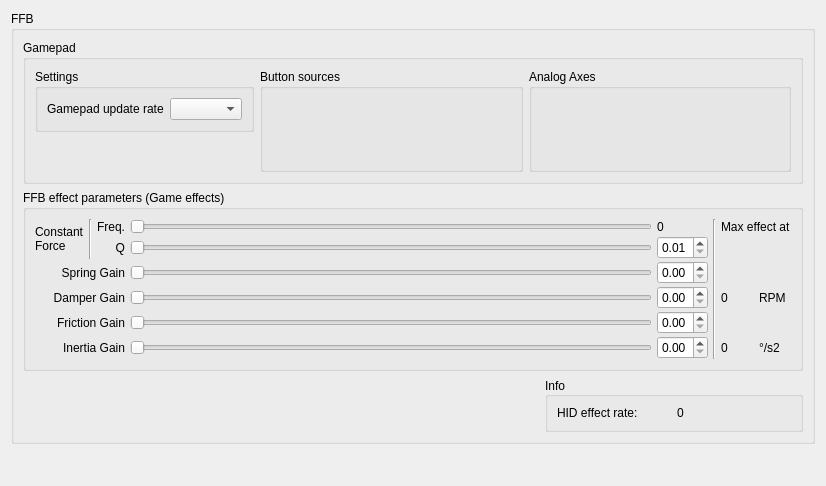
The window that res/ffbclass.ui (Ultrawipf/OpenFFBoard-configurator) describes before a commit, drawn with Qt 5.
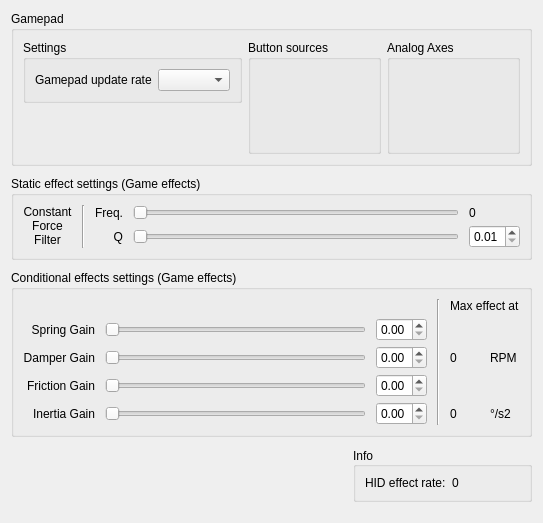
The same window after the commit.

Commit message: UI tuning : reduce heigh and regroup items.

Patch:
```diff
--- a/res/ffbclass.ui
+++ b/res/ffbclass.ui
@@ -6,21 +6,339 @@
    <rect>
     <x>0</x>
     <y>0</y>
-    <width>826</width>
-    <height>486</height>
+    <width>543</width>
+    <height>523</height>
    </rect>
   </property>
   <property name="windowTitle">
    <string>Form</string>
   </property>
-  <layout class="QVBoxLayout" name="verticalLayout">
+  <layout class="QGridLayout" name="gridLayout_4">
+   <property name="verticalSpacing">
+    <number>10</number>
+   </property>
+   <item row="4" column="1">
+    <widget class="QGroupBox" name="groupBox_4">
+     <property name="sizePolicy">
+      <sizepolicy hsizetype="Minimum" vsizetype="Preferred">
+       <horstretch>0</horstretch>
+       <verstretch>0</verstretch>
+      </sizepolicy>
+     </property>
+     <property name="title">
+      <string>Info</string>
+     </property>
+     <property name="alignment">
+      <set>Qt::AlignLeading|Qt::AlignLeft|Qt::AlignVCenter</set>
+     </property>
+     <layout class="QHBoxLayout" name="horizontalLayout_3">
    <item>
-    <widget class="QGroupBox" name="groupBox">
+       <widget class="QLabel" name="label_4">
+        <property name="toolTip">
+         <string>&lt;html&gt;&lt;head/&gt;&lt;body&gt;&lt;p&gt;Displays the rate at which hid reports are sent TO the device (How fast the game updates effects)&lt;/p&gt;&lt;/body&gt;&lt;/html&gt;</string>
+        </property>
+        <property name="text">
+         <string>HID effect rate:</string>
+        </property>
+        <property name="alignment">
+         <set>Qt::AlignLeading|Qt::AlignLeft|Qt::AlignVCenter</set>
+        </property>
+       </widget>
+      </item>
+      <item>
+       <widget class="QLabel" name="label_HIDrate">
+        <property name="text">
+         <string>0</string>
+        </property>
+       </widget>
+      </item>
+     </layout>
+    </widget>
+   </item>
+   <item row="2" column="0" colspan="2">
+    <widget class="QGroupBox" name="groupBox_2">
      <property name="title">
-      <string>FFB</string>
+      <string>Conditional effects settings (Game effects)</string>
      </property>
      <layout class="QGridLayout" name="gridLayout_2">
-      <item row="0" column="0" colspan="3">
+      <property name="horizontalSpacing">
+       <number>10</number>
+      </property>
+      <property name="verticalSpacing">
+       <number>5</number>
+      </property>
+      <item row="4" column="4">
+       <widget class="QLabel" name="label_accel">
+        <property name="text">
+         <string>0</string>
+        </property>
+       </widget>
+      </item>
+      <item row="4" column="0">
+       <widget class="QLabel" name="label_7">
+        <property name="toolTip">
+         <string>&lt;html&gt;&lt;head/&gt;&lt;body&gt;&lt;p&gt;Intensity of friction effects&lt;/p&gt;&lt;/body&gt;&lt;/html&gt;</string>
+        </property>
+        <property name="frameShape">
+         <enum>QFrame::NoFrame</enum>
+        </property>
+        <property name="frameShadow">
+         <enum>QFrame::Raised</enum>
+        </property>
+        <property name="text">
+         <string>Inertia Gain</string>
+        </property>
+        <property name="alignment">
+         <set>Qt::AlignRight|Qt::AlignTrailing|Qt::AlignVCenter</set>
+        </property>
+       </widget>
+      </item>
+      <item row="4" column="5">
+       <widget class="QLabel" name="label_6">
+        <property name="text">
+         <string>°/s2</string>
+        </property>
+       </widget>
+      </item>
+      <item row="2" column="5">
+       <widget class="QLabel" name="label_3">
+        <property name="text">
+         <string>RPM</string>
+        </property>
+       </widget>
+      </item>
+      <item row="2" column="1">
+       <widget class="QSlider" name="horizontalSlider_damper">
+        <property name="toolTip">
+         <string>&lt;html&gt;&lt;head/&gt;&lt;body&gt;&lt;p&gt;Centering force when FFB is inactive&lt;/p&gt;&lt;/body&gt;&lt;/html&gt;</string>
+        </property>
+        <property name="maximum">
+         <number>255</number>
+        </property>
+        <property name="pageStep">
+         <number>4</number>
+        </property>
+        <property name="value">
+         <number>0</number>
+        </property>
+        <property name="sliderPosition">
+         <number>0</number>
+        </property>
+        <property name="orientation">
+         <enum>Qt::Horizontal</enum>
+        </property>
+       </widget>
+      </item>
+      <item row="1" column="2">
+       <widget class="QDoubleSpinBox" name="doubleSpinBox_spring">
+        <property name="decimals">
+         <number>2</number>
+        </property>
+        <property name="maximum">
+         <double>4.000000000000000</double>
+        </property>
+        <property name="singleStep">
+         <double>0.010000000000000</double>
+        </property>
+       </widget>
+      </item>
+      <item row="4" column="2">
+       <widget class="QDoubleSpinBox" name="doubleSpinBox_inertia">
+        <property name="maximum">
+         <double>2.000000000000000</double>
+        </property>
+        <property name="singleStep">
+         <double>0.010000000000000</double>
+        </property>
+       </widget>
+      </item>
+      <item row="4" column="1">
+       <widget class="QSlider" name="horizontalSlider_inertia">
+        <property name="toolTip">
+         <string>&lt;html&gt;&lt;head/&gt;&lt;body&gt;&lt;p&gt;Intensity of friction effects&lt;/p&gt;&lt;/body&gt;&lt;/html&gt;</string>
+        </property>
+        <property name="maximum">
+         <number>255</number>
+        </property>
+        <property name="pageStep">
+         <number>4</number>
+        </property>
+        <property name="value">
+         <number>0</number>
+        </property>
+        <property name="sliderPosition">
+         <number>0</number>
+        </property>
+        <property name="orientation">
+         <enum>Qt::Horizontal</enum>
+        </property>
+       </widget>
+      </item>
+      <item row="0" column="3" rowspan="5">
+       <widget class="Line" name="line_2">
+        <property name="orientation">
+         <enum>Qt::Vertical</enum>
+        </property>
+       </widget>
+      </item>
+      <item row="2" column="4">
+       <widget class="QLabel" name="label_rpm">
+        <property name="text">
+         <string>0</string>
+        </property>
+       </widget>
+      </item>
+      <item row="3" column="1">
+       <widget class="QSlider" name="horizontalSlider_friction">
+        <property name="toolTip">
+         <string>&lt;html&gt;&lt;head/&gt;&lt;body&gt;&lt;p&gt;Constant force effect filter&lt;/p&gt;&lt;/body&gt;&lt;/html&gt;</string>
+        </property>
+        <property name="minimum">
+         <number>0</number>
+        </property>
+        <property name="maximum">
+         <number>255</number>
+        </property>
+        <property name="pageStep">
+         <number>4</number>
+        </property>
+        <property name="value">
+         <number>0</number>
+        </property>
+        <property name="sliderPosition">
+         <number>0</number>
+        </property>
+        <property name="orientation">
+         <enum>Qt::Horizontal</enum>
+        </property>
+       </widget>
+      </item>
+      <item row="3" column="2">
+       <widget class="QDoubleSpinBox" name="doubleSpinBox_friction">
+        <property name="maximum">
+         <double>2.000000000000000</double>
+        </property>
+        <property name="singleStep">
+         <double>0.010000000000000</double>
+        </property>
+       </widget>
+      </item>
+      <item row="2" column="2">
+       <widget class="QDoubleSpinBox" name="doubleSpinBox_damper">
+        <property name="maximum">
+         <double>2.000000000000000</double>
+        </property>
+        <property name="singleStep">
+         <double>0.010000000000000</double>
+        </property>
+       </widget>
+      </item>
+      <item row="1" column="1">
+       <widget class="QSlider" name="horizontalSlider_spring">
+        <property name="toolTip">
+         <string>&lt;html&gt;&lt;head/&gt;&lt;body&gt;&lt;p&gt;Intensity of friction effects&lt;/p&gt;&lt;/body&gt;&lt;/html&gt;</string>
+        </property>
+        <property name="maximum">
+         <number>255</number>
+        </property>
+        <property name="pageStep">
+         <number>4</number>
+        </property>
+        <property name="value">
+         <number>0</number>
+        </property>
+        <property name="sliderPosition">
+         <number>0</number>
+        </property>
+        <property name="orientation">
+         <enum>Qt::Horizontal</enum>
+        </property>
+       </widget>
+      </item>
+      <item row="1" column="0">
+       <widget class="QLabel" name="label_9">
+        <property name="toolTip">
+         <string>&lt;html&gt;&lt;head/&gt;&lt;body&gt;&lt;p&gt;Intensity of friction effects&lt;/p&gt;&lt;/body&gt;&lt;/html&gt;</string>
+        </property>
+        <property name="frameShape">
+         <enum>QFrame::NoFrame</enum>
+        </property>
+        <property name="frameShadow">
+         <enum>QFrame::Raised</enum>
+        </property>
+        <property name="text">
+         <string>Spring Gain</string>
+        </property>
+        <property name="alignment">
+         <set>Qt::AlignRight|Qt::AlignTrailing|Qt::AlignVCenter</set>
+        </property>
+       </widget>
+      </item>
+      <item row="0" column="4" colspan="2">
+       <widget class="QLabel" name="label_8">
+        <property name="text">
+         <string>Max effect at</string>
+        </property>
+       </widget>
+      </item>
+      <item row="3" column="0">
+       <widget class="QLabel" name="label_12">
+        <property name="toolTip">
+         <string>&lt;html&gt;&lt;head/&gt;&lt;body&gt;&lt;p&gt;Constant force effect filter&lt;/p&gt;&lt;/body&gt;&lt;/html&gt;</string>
+        </property>
+        <property name="frameShape">
+         <enum>QFrame::NoFrame</enum>
+        </property>
+        <property name="frameShadow">
+         <enum>QFrame::Raised</enum>
+        </property>
+        <property name="text">
+         <string>Friction Gain</string>
+        </property>
+        <property name="alignment">
+         <set>Qt::AlignRight|Qt::AlignTrailing|Qt::AlignVCenter</set>
+        </property>
+       </widget>
+      </item>
+      <item row="2" column="0">
+       <widget class="QLabel" name="label_10">
+        <property name="toolTip">
+         <string>&lt;html&gt;&lt;head/&gt;&lt;body&gt;&lt;p&gt;Centering force when FFB is inactive&lt;/p&gt;&lt;/body&gt;&lt;/html&gt;</string>
+        </property>
+        <property name="frameShape">
+         <enum>QFrame::NoFrame</enum>
+        </property>
+        <property name="frameShadow">
+         <enum>QFrame::Raised</enum>
+        </property>
+        <property name="text">
+         <string>Damper Gain</string>
+        </property>
+        <property name="alignment">
+         <set>Qt::AlignRight|Qt::AlignTrailing|Qt::AlignVCenter</set>
+        </property>
+       </widget>
+      </item>
+     </layout>
+    </widget>
+   </item>
+   <item row="5" column="0" colspan="2">
+    <spacer name="verticalSpacer">
+     <property name="orientation">
+      <enum>Qt::Vertical</enum>
+     </property>
+     <property name="sizeType">
+      <enum>QSizePolicy::MinimumExpanding</enum>
+     </property>
+     <property name="sizeHint" stdset="0">
+      <size>
+       <width>20</width>
+       <height>10</height>
+      </size>
+     </property>
+    </spacer>
+   </item>
+   <item row="0" column="0" colspan="2">
        <widget class="QGroupBox" name="groupBox_3">
         <property name="sizePolicy">
          <sizepolicy hsizetype="Preferred" vsizetype="Preferred">
@@ -32,20 +350,23 @@
          <string>Gamepad</string>
         </property>
         <layout class="QGridLayout" name="gridLayout_3">
-         <item row="1" column="1" rowspan="2">
-          <widget class="QGroupBox" name="groupBox_buttons">
-           <property name="sizePolicy">
-            <sizepolicy hsizetype="Preferred" vsizetype="Preferred">
-             <horstretch>1</horstretch>
-             <verstretch>0</verstretch>
-            </sizepolicy>
-           </property>
-           <property name="title">
-            <string>Button sources</string>
-           </property>
-          </widget>
-         </item>
          <item row="1" column="0">
+       <spacer name="verticalSpacer_2">
+        <property name="orientation">
+         <enum>Qt::Vertical</enum>
+        </property>
+        <property name="sizeType">
+         <enum>QSizePolicy::MinimumExpanding</enum>
+        </property>
+        <property name="sizeHint" stdset="0">
+         <size>
+          <width>20</width>
+          <height>20</height>
+         </size>
+        </property>
+       </spacer>
+      </item>
+      <item row="0" column="0">
           <widget class="QGroupBox" name="groupBox">
            <property name="title">
             <string>Settings</string>
@@ -80,10 +401,23 @@
            </layout>
           </widget>
          </item>
-         <item row="1" column="2" rowspan="2">
+      <item row="0" column="1" rowspan="2">
+       <widget class="QGroupBox" name="groupBox_buttons">
+        <property name="sizePolicy">
+         <sizepolicy hsizetype="Preferred" vsizetype="Preferred">
+          <horstretch>1</horstretch>
+          <verstretch>0</verstretch>
+         </sizepolicy>
+        </property>
+        <property name="title">
+         <string>Button sources</string>
+        </property>
+       </widget>
+      </item>
+      <item row="0" column="2" rowspan="2">
           <widget class="QGroupBox" name="groupBox_analogaxes">
            <property name="sizePolicy">
-            <sizepolicy hsizetype="Minimum" vsizetype="Preferred">
+         <sizepolicy hsizetype="Preferred" vsizetype="Preferred">
              <horstretch>1</horstretch>
              <verstretch>0</verstretch>
             </sizepolicy>
@@ -93,61 +427,10 @@
            </property>
           </widget>
          </item>
-         <item row="2" column="0">
-          <spacer name="verticalSpacer_2">
-           <property name="orientation">
-            <enum>Qt::Vertical</enum>
-           </property>
-           <property name="sizeHint" stdset="0">
-            <size>
-             <width>20</width>
-             <height>40</height>
-            </size>
-           </property>
-          </spacer>
-         </item>
         </layout>
        </widget>
       </item>
-      <item row="2" column="2">
-       <widget class="QGroupBox" name="groupBox_4">
-        <property name="sizePolicy">
-         <sizepolicy hsizetype="Minimum" vsizetype="Preferred">
-          <horstretch>0</horstretch>
-          <verstretch>0</verstretch>
-         </sizepolicy>
-        </property>
-        <property name="title">
-         <string>Info</string>
-        </property>
-        <property name="alignment">
-         <set>Qt::AlignLeading|Qt::AlignLeft|Qt::AlignVCenter</set>
-        </property>
-        <layout class="QHBoxLayout" name="horizontalLayout_3">
-         <item>
-          <widget class="QLabel" name="label_4">
-           <property name="toolTip">
-            <string>&lt;html&gt;&lt;head/&gt;&lt;body&gt;&lt;p&gt;Displays the rate at which hid reports are sent TO the device (How fast the game updates effects)&lt;/p&gt;&lt;/body&gt;&lt;/html&gt;</string>
-           </property>
-           <property name="text">
-            <string>HID effect rate:</string>
-           </property>
-           <property name="alignment">
-            <set>Qt::AlignLeading|Qt::AlignLeft|Qt::AlignVCenter</set>
-           </property>
-          </widget>
-         </item>
-         <item>
-          <widget class="QLabel" name="label_HIDrate">
-           <property name="text">
-            <string>0</string>
-           </property>
-          </widget>
-         </item>
-        </layout>
-       </widget>
-      </item>
-      <item row="1" column="0" colspan="3">
+   <item row="1" column="0" colspan="2">
        <widget class="QGroupBox" name="groupBox_values">
         <property name="sizePolicy">
          <sizepolicy hsizetype="Preferred" vsizetype="Preferred">
@@ -156,50 +439,70 @@
          </sizepolicy>
         </property>
         <property name="title">
-         <string>FFB effect parameters (Game effects)</string>
+      <string>Static effect settings (Game effects)</string>
         </property>
         <property name="flat">
          <bool>false</bool>
         </property>
         <layout class="QGridLayout" name="gridLayout">
          <property name="horizontalSpacing">
-          <number>5</number>
+       <number>10</number>
          </property>
          <property name="verticalSpacing">
-          <number>2</number>
-         </property>
-         <item row="5" column="0" colspan="3">
-          <widget class="QLabel" name="label_7">
+       <number>5</number>
+      </property>
+      <item row="0" column="3">
+       <widget class="QSlider" name="horizontalSlider_cffilter">
            <property name="toolTip">
-            <string>&lt;html&gt;&lt;head/&gt;&lt;body&gt;&lt;p&gt;Intensity of friction effects&lt;/p&gt;&lt;/body&gt;&lt;/html&gt;</string>
-           </property>
-           <property name="frameShape">
-            <enum>QFrame::NoFrame</enum>
-           </property>
-           <property name="frameShadow">
-            <enum>QFrame::Raised</enum>
-           </property>
-           <property name="text">
-            <string>Inertia Gain</string>
-           </property>
-           <property name="alignment">
-            <set>Qt::AlignRight|Qt::AlignTrailing|Qt::AlignVCenter</set>
-           </property>
-          </widget>
-         </item>
-         <item row="2" column="0" colspan="3">
-          <widget class="QLabel" name="label_9">
-           <property name="toolTip">
-            <string>&lt;html&gt;&lt;head/&gt;&lt;body&gt;&lt;p&gt;Intensity of friction effects&lt;/p&gt;&lt;/body&gt;&lt;/html&gt;</string>
-           </property>
-           <property name="frameShape">
-            <enum>QFrame::NoFrame</enum>
-           </property>
-           <property name="frameShadow">
-            <enum>QFrame::Raised</enum>
-           </property>
+         <string>&lt;html&gt;&lt;head/&gt;&lt;body&gt;&lt;p&gt;Constant force effect filter&lt;/p&gt;&lt;/body&gt;&lt;/html&gt;</string>
+        </property>
+        <property name="minimum">
+         <number>10</number>
+        </property>
+        <property name="maximum">
+         <number>500</number>
+        </property>
+        <property name="pageStep">
+         <number>4</number>
+        </property>
+        <property name="value">
+         <number>10</number>
+        </property>
+        <property name="sliderPosition">
+         <number>10</number>
+        </property>
+        <property name="orientation">
+         <enum>Qt::Horizontal</enum>
+        </property>
+       </widget>
+      </item>
+      <item row="0" column="4">
+       <widget class="QLabel" name="label_cffilter">
+        <property name="text">
+         <string>0</string>
+        </property>
+       </widget>
+      </item>
+      <item row="1" column="4">
+       <widget class="QDoubleSpinBox" name="doubleSpinBox_CFq">
+        <property name="minimum">
+         <double>0.010000000000000</double>
+        </property>
+        <property name="maximum">
+         <double>0.800000000000000</double>
+        </property>
+        <property name="singleStep">
+         <double>0.010000000000000</double>
+        </property>
+       </widget>
+      </item>
+      <item row="0" column="2">
+       <widget class="QLabel" name="label_11">
+        <property name="toolTip">
+         <string>&lt;html&gt;&lt;head/&gt;&lt;body&gt;&lt;p&gt;Constant force effect filter&lt;/p&gt;&lt;/body&gt;&lt;/html&gt;</string>
+        </property>
            <property name="text">
-            <string>Spring Gain</string>
+         <string>Freq.</string>
            </property>
            <property name="alignment">
             <set>Qt::AlignRight|Qt::AlignTrailing|Qt::AlignVCenter</set>
@@ -221,134 +524,13 @@
             <number>1</number>
            </property>
            <property name="text">
-            <string>&lt;html&gt;&lt;head/&gt;&lt;body&gt;&lt;p&gt;Constant&lt;br/&gt;Force&lt;/p&gt;&lt;/body&gt;&lt;/html&gt;</string>
+         <string>&lt;html&gt;&lt;head/&gt;&lt;body&gt;&lt;p&gt;Constant&lt;br/&gt;Force&lt;br/&gt;Filter&lt;/p&gt;&lt;/body&gt;&lt;/html&gt;</string>
            </property>
            <property name="scaledContents">
             <bool>true</bool>
            </property>
-          </widget>
-         </item>
-         <item row="5" column="6">
-          <widget class="QLabel" name="label_accel">
-           <property name="text">
-            <string>0</string>
-           </property>
-          </widget>
-         </item>
-         <item row="2" column="4">
-          <widget class="QDoubleSpinBox" name="doubleSpinBox_spring">
-           <property name="decimals">
-            <number>2</number>
-           </property>
-           <property name="maximum">
-            <double>4.000000000000000</double>
-           </property>
-           <property name="singleStep">
-            <double>0.010000000000000</double>
-           </property>
-          </widget>
-         </item>
-         <item row="1" column="2">
-          <widget class="QLabel" name="label">
-           <property name="text">
-            <string>Q</string>
-           </property>
            <property name="alignment">
-            <set>Qt::AlignRight|Qt::AlignTrailing|Qt::AlignVCenter</set>
-           </property>
-          </widget>
-         </item>
-         <item row="3" column="7">
-          <widget class="QLabel" name="label_3">
-           <property name="text">
-            <string>RPM</string>
-           </property>
-          </widget>
-         </item>
-         <item row="2" column="3">
-          <widget class="QSlider" name="horizontalSlider_spring">
-           <property name="toolTip">
-            <string>&lt;html&gt;&lt;head/&gt;&lt;body&gt;&lt;p&gt;Intensity of friction effects&lt;/p&gt;&lt;/body&gt;&lt;/html&gt;</string>
-           </property>
-           <property name="maximum">
-            <number>255</number>
-           </property>
-           <property name="pageStep">
-            <number>4</number>
-           </property>
-           <property name="value">
-            <number>0</number>
-           </property>
-           <property name="sliderPosition">
-            <number>0</number>
-           </property>
-           <property name="orientation">
-            <enum>Qt::Horizontal</enum>
-           </property>
-          </widget>
-         </item>
-         <item row="4" column="4">
-          <widget class="QDoubleSpinBox" name="doubleSpinBox_friction">
-           <property name="maximum">
-            <double>2.000000000000000</double>
-           </property>
-           <property name="singleStep">
-            <double>0.010000000000000</double>
-           </property>
-          </widget>
-         </item>
-         <item row="3" column="4">
-          <widget class="QDoubleSpinBox" name="doubleSpinBox_damper">
-           <property name="maximum">
-            <double>2.000000000000000</double>
-           </property>
-           <property name="singleStep">
-            <double>0.010000000000000</double>
-           </property>
-          </widget>
-         </item>
-         <item row="4" column="3">
-          <widget class="QSlider" name="horizontalSlider_friction">
-           <property name="toolTip">
-            <string>&lt;html&gt;&lt;head/&gt;&lt;body&gt;&lt;p&gt;Constant force effect filter&lt;/p&gt;&lt;/body&gt;&lt;/html&gt;</string>
-           </property>
-           <property name="minimum">
-            <number>0</number>
-           </property>
-           <property name="maximum">
-            <number>255</number>
-           </property>
-           <property name="pageStep">
-            <number>4</number>
-           </property>
-           <property name="value">
-            <number>0</number>
-           </property>
-           <property name="sliderPosition">
-            <number>0</number>
-           </property>
-           <property name="orientation">
-            <enum>Qt::Horizontal</enum>
-           </property>
-          </widget>
-         </item>
-         <item row="0" column="2">
-          <widget class="QLabel" name="label_11">
-           <property name="toolTip">
-            <string>&lt;html&gt;&lt;head/&gt;&lt;body&gt;&lt;p&gt;Constant force effect filter&lt;/p&gt;&lt;/body&gt;&lt;/html&gt;</string>
-           </property>
-           <property name="text">
-            <string>Freq.</string>
-           </property>
-           <property name="alignment">
-            <set>Qt::AlignRight|Qt::AlignTrailing|Qt::AlignVCenter</set>
-           </property>
-          </widget>
-         </item>
-         <item row="0" column="4">
-          <widget class="QLabel" name="label_cffilter">
-           <property name="text">
-            <string>0</string>
+         <set>Qt::AlignCenter</set>
            </property>
           </widget>
          </item>
@@ -381,168 +563,20 @@
            </property>
           </widget>
          </item>
-         <item row="3" column="3">
-          <widget class="QSlider" name="horizontalSlider_damper">
-           <property name="toolTip">
-            <string>&lt;html&gt;&lt;head/&gt;&lt;body&gt;&lt;p&gt;Centering force when FFB is inactive&lt;/p&gt;&lt;/body&gt;&lt;/html&gt;</string>
-           </property>
-           <property name="maximum">
-            <number>255</number>
-           </property>
-           <property name="pageStep">
-            <number>4</number>
-           </property>
-           <property name="value">
-            <number>0</number>
-           </property>
-           <property name="sliderPosition">
-            <number>0</number>
-           </property>
-           <property name="orientation">
-            <enum>Qt::Horizontal</enum>
-           </property>
-          </widget>
-         </item>
-         <item row="3" column="6">
-          <widget class="QLabel" name="label_rpm">
+      <item row="1" column="2">
+       <widget class="QLabel" name="label">
            <property name="text">
-            <string>0</string>
-           </property>
-          </widget>
-         </item>
-         <item row="4" column="0" colspan="3">
-          <widget class="QLabel" name="label_12">
-           <property name="toolTip">
-            <string>&lt;html&gt;&lt;head/&gt;&lt;body&gt;&lt;p&gt;Constant force effect filter&lt;/p&gt;&lt;/body&gt;&lt;/html&gt;</string>
-           </property>
-           <property name="frameShape">
-            <enum>QFrame::NoFrame</enum>
-           </property>
-           <property name="frameShadow">
-            <enum>QFrame::Raised</enum>
-           </property>
-           <property name="text">
-            <string>Friction Gain</string>
-           </property>
+         <string>Q</string>
+        </property>
            <property name="alignment">
             <set>Qt::AlignRight|Qt::AlignTrailing|Qt::AlignVCenter</set>
            </property>
           </widget>
          </item>
-         <item row="1" column="4">
-          <widget class="QDoubleSpinBox" name="doubleSpinBox_CFq">
-           <property name="minimum">
-            <double>0.010000000000000</double>
-           </property>
-           <property name="maximum">
-            <double>0.800000000000000</double>
-           </property>
-           <property name="singleStep">
-            <double>0.010000000000000</double>
-           </property>
-          </widget>
-         </item>
-         <item row="0" column="3">
-          <widget class="QSlider" name="horizontalSlider_cffilter">
-           <property name="toolTip">
-            <string>&lt;html&gt;&lt;head/&gt;&lt;body&gt;&lt;p&gt;Constant force effect filter&lt;/p&gt;&lt;/body&gt;&lt;/html&gt;</string>
-           </property>
-           <property name="minimum">
-            <number>10</number>
-           </property>
-           <property name="maximum">
-            <number>500</number>
-           </property>
-           <property name="pageStep">
-            <number>4</number>
-           </property>
-           <property name="value">
-            <number>10</number>
-           </property>
-           <property name="sliderPosition">
-            <number>10</number>
-           </property>
-           <property name="orientation">
-            <enum>Qt::Horizontal</enum>
-           </property>
-          </widget>
-         </item>
-         <item row="5" column="3">
-          <widget class="QSlider" name="horizontalSlider_inertia">
-           <property name="toolTip">
-            <string>&lt;html&gt;&lt;head/&gt;&lt;body&gt;&lt;p&gt;Intensity of friction effects&lt;/p&gt;&lt;/body&gt;&lt;/html&gt;</string>
-           </property>
-           <property name="maximum">
-            <number>255</number>
-           </property>
-           <property name="pageStep">
-            <number>4</number>
-           </property>
-           <property name="value">
-            <number>0</number>
-           </property>
-           <property name="sliderPosition">
-            <number>0</number>
-           </property>
-           <property name="orientation">
-            <enum>Qt::Horizontal</enum>
-           </property>
-          </widget>
-         </item>
-         <item row="5" column="7">
-          <widget class="QLabel" name="label_6">
-           <property name="text">
-            <string>°/s2</string>
-           </property>
-          </widget>
-         </item>
-         <item row="5" column="4">
-          <widget class="QDoubleSpinBox" name="doubleSpinBox_inertia">
-           <property name="maximum">
-            <double>2.000000000000000</double>
-           </property>
-           <property name="singleStep">
-            <double>0.010000000000000</double>
-           </property>
-          </widget>
-         </item>
-         <item row="3" column="0" colspan="3">
-          <widget class="QLabel" name="label_10">
-           <property name="toolTip">
-            <string>&lt;html&gt;&lt;head/&gt;&lt;body&gt;&lt;p&gt;Centering force when FFB is inactive&lt;/p&gt;&lt;/body&gt;&lt;/html&gt;</string>
-           </property>
-           <property name="frameShape">
-            <enum>QFrame::NoFrame</enum>
-           </property>
-           <property name="frameShadow">
-            <enum>QFrame::Raised</enum>
-           </property>
-           <property name="text">
-            <string>Damper Gain</string>
-           </property>
-           <property name="alignment">
-            <set>Qt::AlignRight|Qt::AlignTrailing|Qt::AlignVCenter</set>
-           </property>
-          </widget>
-         </item>
-         <item row="0" column="5" rowspan="6">
-          <widget class="Line" name="line_2">
-           <property name="orientation">
-            <enum>Qt::Vertical</enum>
-           </property>
-          </widget>
-         </item>
-         <item row="0" column="6" colspan="2">
-          <widget class="QLabel" name="label_8">
-           <property name="text">
-            <string>Max effect at</string>
-           </property>
-          </widget>
-         </item>
         </layout>
        </widget>
       </item>
-      <item row="2" column="0" colspan="2">
+   <item row="4" column="0">
        <spacer name="horizontalSpacer_3">
         <property name="orientation">
          <enum>Qt::Horizontal</enum>
@@ -554,22 +588,6 @@
          <size>
           <width>40</width>
           <height>20</height>
-         </size>
-        </property>
-       </spacer>
-      </item>
-     </layout>
-    </widget>
-   </item>
-   <item>
-    <spacer name="verticalSpacer">
-     <property name="orientation">
-      <enum>Qt::Vertical</enum>
-     </property>
-     <property name="sizeHint" stdset="0">
-      <size>
-       <width>20</width>
-       <height>0</height>
       </size>
      </property>
     </spacer>
```
Lines whose indentation alone changed are shown as unchanged. The commit also changes 5 other files.
